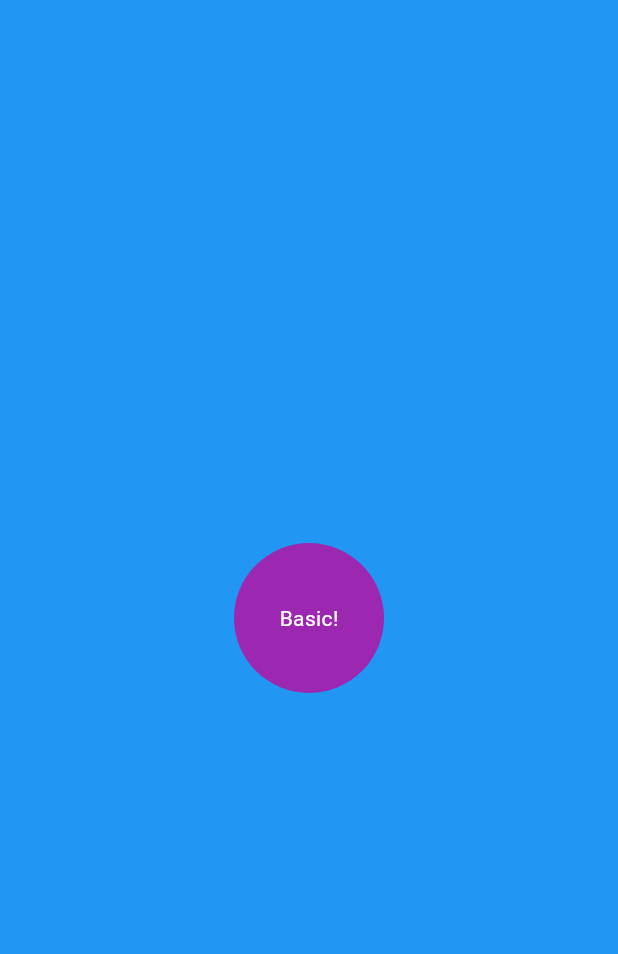
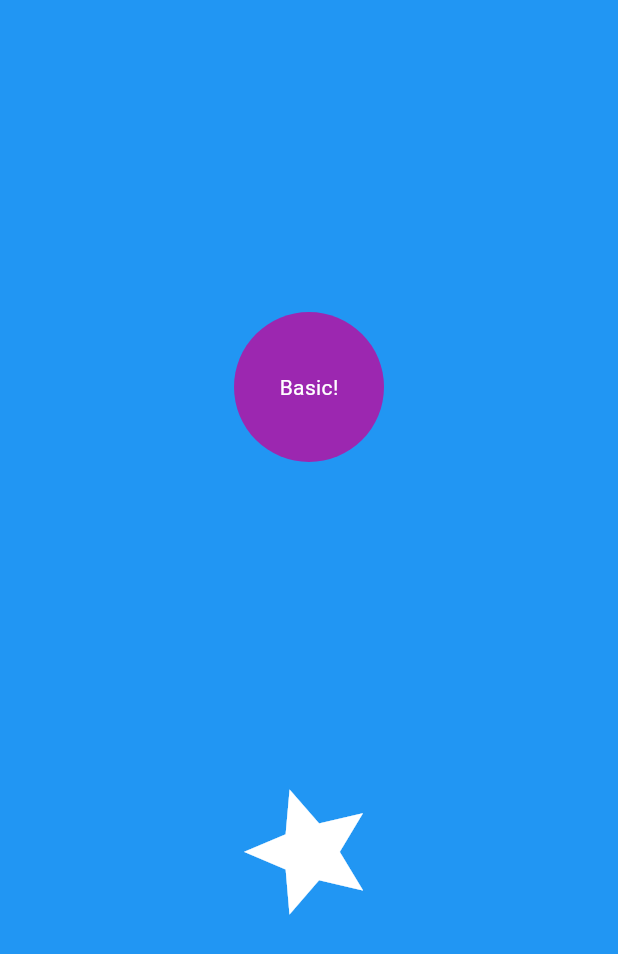
Before and after one commit to elyse502/flutter-projects, a Flutter app: the screen it shows after launch, on a phone screen of 412 x 824 dp. Shown: the top 954 px of the screen. Run offline on Flutter 3.47's test engine with Material 3 defaults, Android fonts, the phone set to English and light mode, and no system bars; our stand-ins replace hive_flutter; accounts and stored records are empty.

Commit message:
feat: Add all about Working With Animation Controllers

```diff
--- a/animdo/lib/pages/home_page.dart
+++ b/animdo/lib/pages/home_page.dart
@@ -1,3 +1,5 @@
+import 'dart:math';
+
 import 'package:flutter/material.dart';
 
 class HomePage extends StatefulWidget {
@@ -7,10 +9,23 @@
   State<HomePage> createState() => _HomePageState();
 }
 
-class _HomePageState extends State<HomePage> {
+class _HomePageState extends State<HomePage>
+    with SingleTickerProviderStateMixin {
   double _buttonRadius = 100;
 
   final Tween<double> _backgroundScale = Tween<double>(begin: 0.0, end: 1.0);
+
+  AnimationController? _starIconAnimationController;
+
+  @override
+  void initState() {
+    super.initState();
+    _starIconAnimationController = AnimationController(
+      vsync: this,
+      duration: Duration(seconds: 4),
+    );
+    _starIconAnimationController!.repeat();
+  }
 
   @override
   Widget build(BuildContext context) {
@@ -18,7 +33,15 @@
       body: Container(
         child: Stack(
           clipBehavior: Clip.none,
-          children: [_pageBackground(), _circularAnimationButton()],
+          children: [
+            _pageBackground(),
+            Column(
+              mainAxisAlignment: MainAxisAlignment.spaceEvenly,
+              mainAxisSize: MainAxisSize.max,
+              crossAxisAlignment: CrossAxisAlignment.center,
+              children: [_circularAnimationButton(), _starIcon()],
+            ),
+          ],
         ),
       ),
     );
@@ -60,4 +83,17 @@
       ),
     );
   }
+
+  Widget _starIcon() {
+    return AnimatedBuilder(
+      animation: _starIconAnimationController!.view,
+      builder: (_buildContext, _child) {
+        return Transform.rotate(
+          angle: _starIconAnimationController!.value * 2 * pi,
+          child: _child,
+        );
+      },
+      child: Icon(Icons.star, size: 100, color: Colors.white),
+    );
+  }
 }
```
